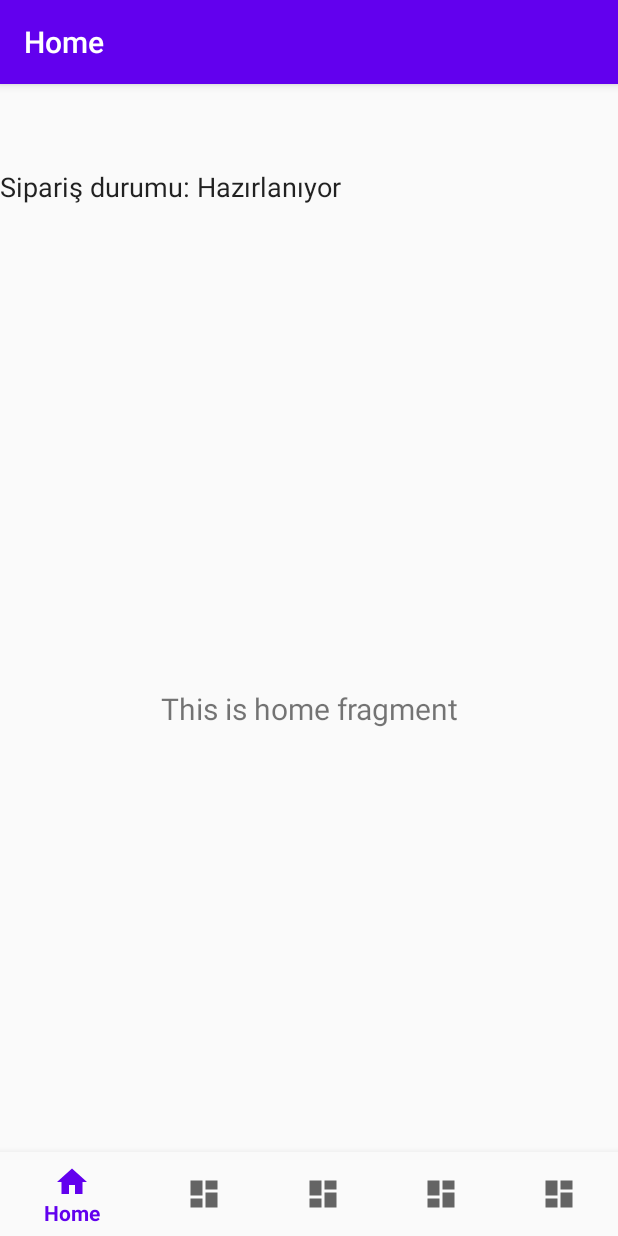
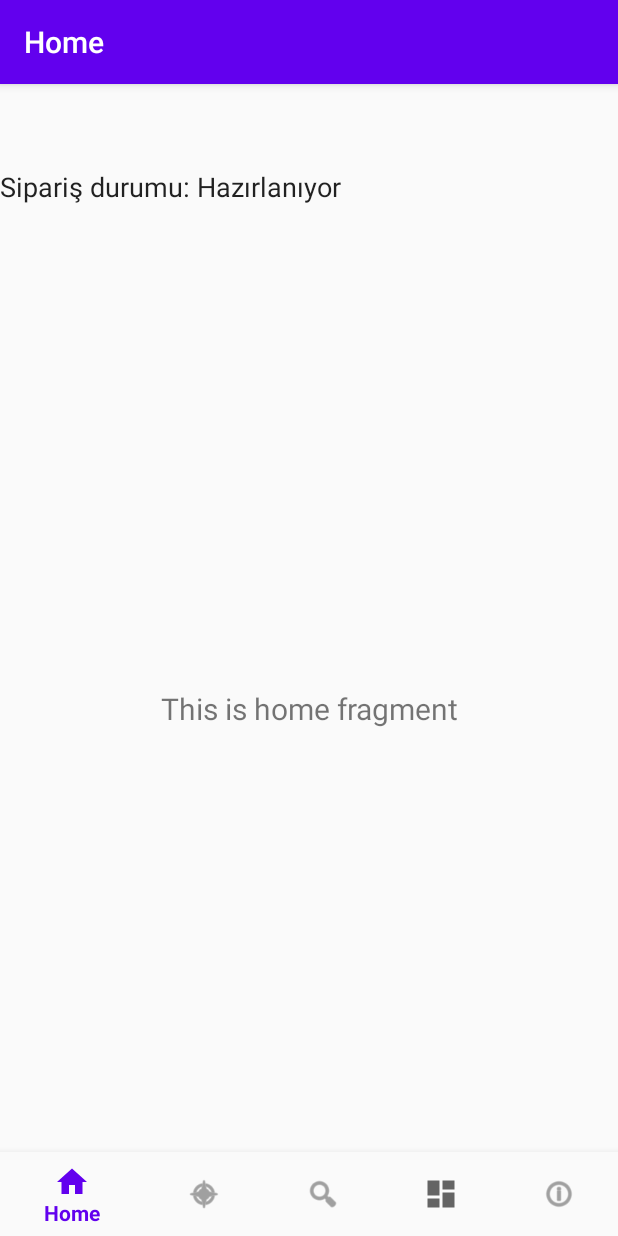
Before and after one commit to mbdemirkan/marna, an Android app: the screen it shows after launch (MainActivity), on a phone screen of 412 x 824 dp. Run offline under Robolectric (Android 15) with nearby library versions, the phone set to English and light mode, and no system bars; our stand-ins replace navigation-ui.

Commit message:
tabs added

```diff
--- a/app/src/main/res/menu/bottom_nav_menu.xml
+++ b/app/src/main/res/menu/bottom_nav_menu.xml
@@ -8,12 +8,12 @@
 
     <item
         android:id="@+id/navigation_map"
-        android:icon="@drawable/ic_dashboard_black_24dp"
+        android:icon="@android:drawable/ic_menu_compass"
         android:title="@string/title_map" />
 
     <item
         android:id="@+id/navigation_search"
-        android:icon="@drawable/ic_dashboard_black_24dp"
+        android:icon="@android:drawable/ic_menu_search"
         android:title="@string/title_search" />
     <item
         android:id="@+id/navigation_category"
@@ -22,7 +22,7 @@
 
     <item
         android:id="@+id/navigation_profile"
-        android:icon="@drawable/ic_dashboard_black_24dp"
+        android:icon="@android:drawable/ic_menu_info_details"
         android:title="@string/title_profile" />
 
 </menu>
```
